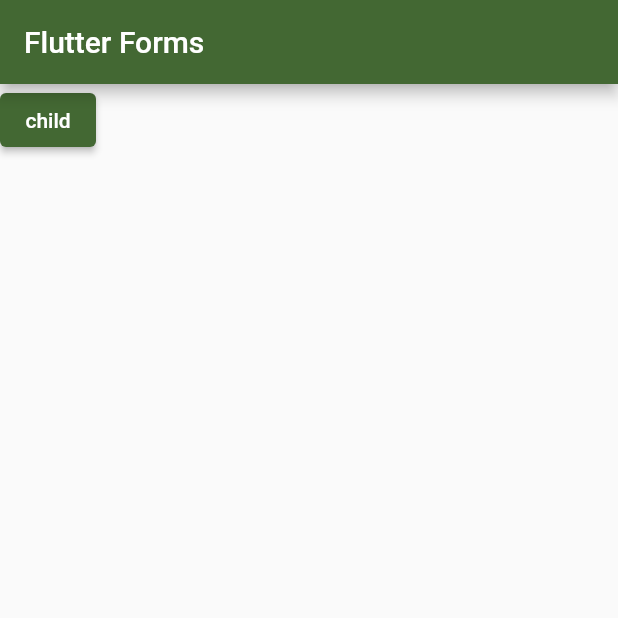
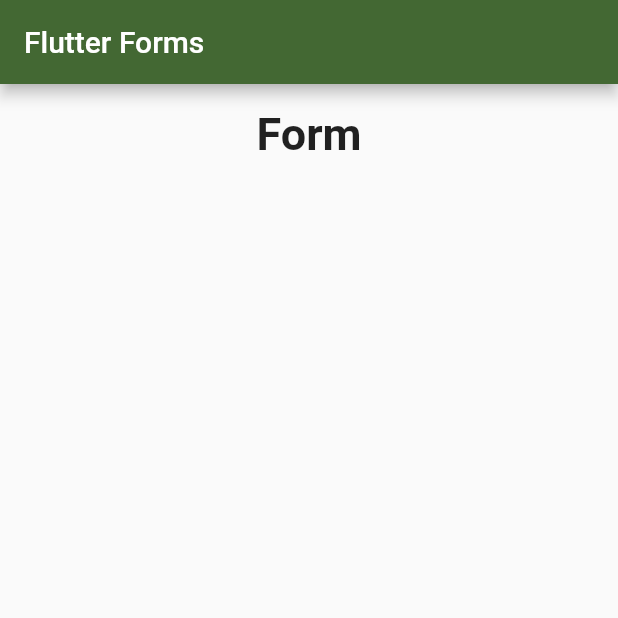
Before and after one commit to Abdullah6445/Flutter-Forms, a Flutter app: the screen it shows after launch, on a phone screen of 412 x 824 dp, the top half of it. Run offline on Flutter 3.47's test engine with Material 3 defaults, Android fonts, the phone set to English and light mode, and no system bars; our stand-ins replace stacked.

Commit message:
text theme added in main.dart

```diff
--- a/lib/form_screens/form_screen_vu.dart
+++ b/lib/form_screens/form_screen_vu.dart
@@ -12,9 +12,23 @@ class FormScreenVU extends StackedView<FormScreenVM> {
       appBar: AppBar(
         title: const Text("Flutter Forms"),
       ),
-      body: ElevatedButton(onPressed: () {
+      body: Padding(
+        padding: EdgeInsetsDirectional.all(16),
+        child: SizedBox(
+          height: double.infinity,
+          width: double.infinity,
+          child: Form(
 
-      }, child: const Text("child")),
+              child: Column(
+                // mainAxisAlignment: MainAxisAlignment.center,
+                crossAxisAlignment: CrossAxisAlignment.center,
+                children: [
+                Text("Form",style: Theme.of(context).textTheme.bodyLarge ,)
+              ],)
+
+          ),
+        ),
+      ),
 
     );
   }
--- a/lib/main.dart
+++ b/lib/main.dart
@@ -15,6 +15,9 @@ class MyApp extends StatelessWidget {
     return MaterialApp(
       title: 'Flutter Demo',
       theme: ThemeData(
+        textTheme: const TextTheme(
+          bodyLarge: TextStyle(fontSize: 30,fontWeight: FontWeight.bold)
+        ),
         colorScheme: ColorScheme.fromSeed(
           seedColor: const Color.fromARGB(255, 11, 45, 2),
         ),
```
